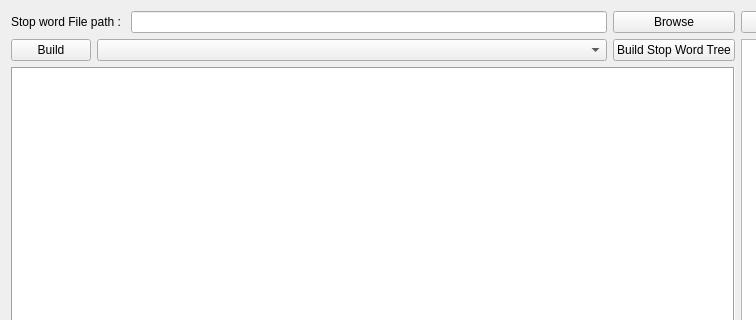
Qt form mainwindow.ui (MyAUTDataStructureCourse/InvertedSearchEngine) before a commit; both pictures show x 0 to 756 and y 0 to 320 of the 1008 by 519 pixel window.
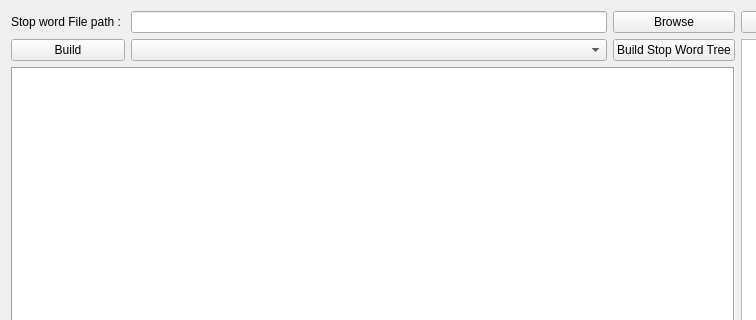
The same form after that commit.

```diff
--- a/mainwindow.ui
+++ b/mainwindow.ui
@@ -46,16 +46,6 @@
       </property>
      </widget>
     </item>
-    <item row="1" column="0">
-     <widget class="QPushButton" name="pbBuild">
-      <property name="text">
-       <string>Build</string>
-      </property>
-     </widget>
-    </item>
-    <item row="1" column="1" colspan="2">
-     <widget class="QComboBox" name="cbTreeType"/>
-    </item>
     <item row="1" column="3">
      <widget class="QPushButton" name="pbSWBuild">
       <property name="text">
@@ -102,6 +92,16 @@
       </property>
      </widget>
     </item>
+    <item row="1" column="2">
+     <widget class="QComboBox" name="cbTreeType"/>
+    </item>
+    <item row="1" column="0" colspan="2">
+     <widget class="QPushButton" name="pbBuild">
+      <property name="text">
+       <string>Build</string>
+      </property>
+     </widget>
+    </item>
    </layout>
   </widget>
  </widget>
```
